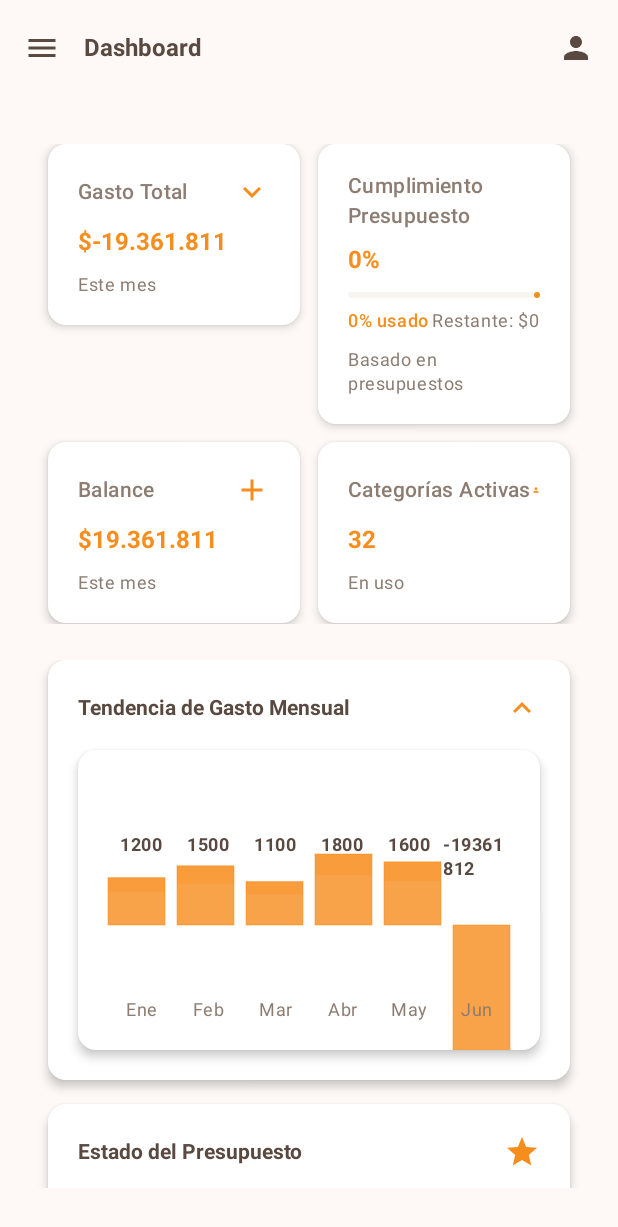
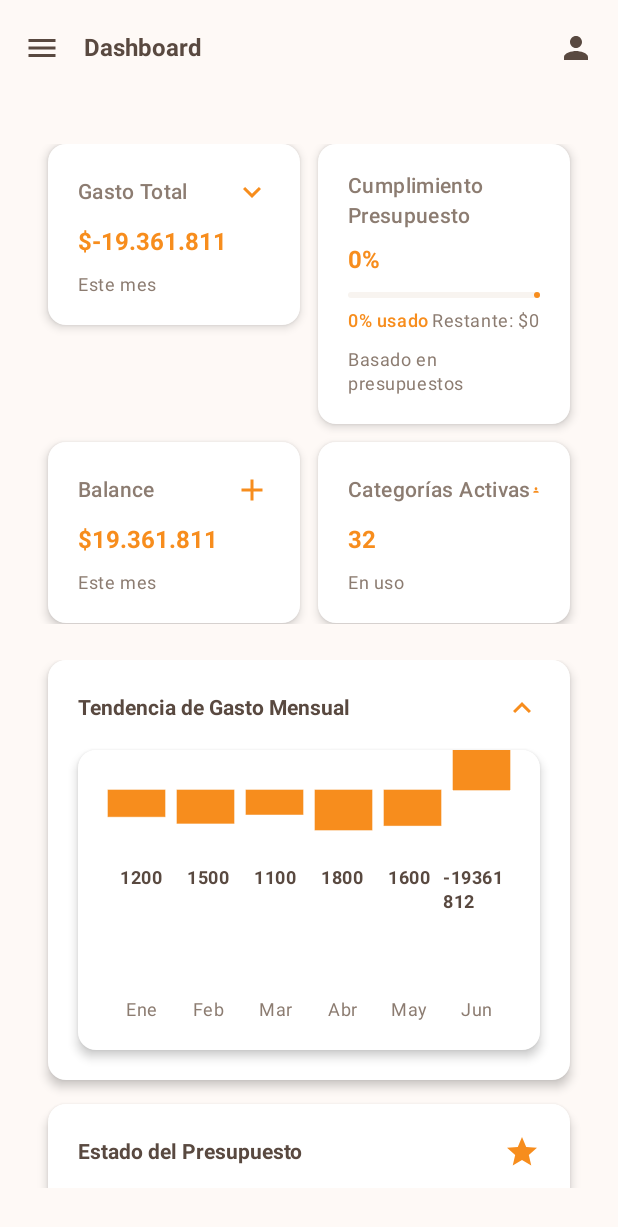
Before and after one commit to rcarcamoc/ControlFinanzas, an Android app built with Jetpack Compose: the screen it shows after launch (MainActivity), on a phone screen of 412 x 824 dp. Shown: the top 1227 px of the screen. Run offline under Robolectric (Android 15) with nearby library versions, the phone set to English and light mode, and no system bars; our stand-ins replace Dagger/Hilt's generated code, Room's generated code.

Commit message:
feat: Mejorar gráficos y visualizaciones - Refactorizar BarChart desde cero para corregir errores de compilación - Mejorar interactividad y estilo visual del BarChart - Crear componente ProgressBar específico para presupuestos - Proyecto compila e instala correctamente

```diff
--- a/app/src/main/java/com/aranthalion/controlfinanzas/presentation/components/BarChart.kt
+++ b/app/src/main/java/com/aranthalion/controlfinanzas/presentation/components/BarChart.kt
@@ -11,7 +11,6 @@ import androidx.compose.ui.Modifier
 import androidx.compose.ui.geometry.Offset
 import androidx.compose.ui.geometry.Size
 import androidx.compose.ui.graphics.Color
-import androidx.compose.ui.graphics.drawscope.DrawScope
 import androidx.compose.ui.text.font.FontWeight
 import androidx.compose.ui.text.style.TextAlign
 import androidx.compose.ui.unit.dp
@@ -60,18 +59,14 @@ fun BarChart(
                 .height(320.dp)
                 .padding(20.dp)
         ) {
-            // Título y leyenda
-            Row(
-                modifier = Modifier.fillMaxWidth(),
-                horizontalArrangement = Arrangement.SpaceBetween,
-                verticalAlignment = Alignment.CenterVertically
-            ) {
+            // Título
             title?.let {
                 Text(
                     text = it,
                     style = MaterialTheme.typography.titleLarge,
                     fontWeight = FontWeight.Bold,
-                        color = MaterialTheme.colorScheme.onSurface
+                    color = MaterialTheme.colorScheme.onSurface,
+                    modifier = Modifier.padding(bottom = 16.dp)
                 )
             }
 
@@ -79,7 +74,8 @@ fun BarChart(
             if (showBudget) {
                 Row(
                     horizontalArrangement = Arrangement.spacedBy(16.dp),
-                        verticalAlignment = Alignment.CenterVertically
+                    verticalAlignment = Alignment.CenterVertically,
+                    modifier = Modifier.padding(bottom = 16.dp)
                 ) {
                     Row(
                         verticalAlignment = Alignment.CenterVertically
@@ -119,9 +115,6 @@ fun BarChart(
                     }
                 }
             }
-            }
-
-            Spacer(modifier = Modifier.height(16.dp))
 
             // Gráfico
             Box(
@@ -148,12 +141,10 @@ fun BarChart(
 
                             val budgetY = size.height - budgetHeight - 20f
 
-                            // Barra de fondo con gradiente
-                            drawBarWithGradient(
+                            drawRect(
                                 color = Color.Gray.copy(alpha = 0.3f),
                                 topLeft = Offset(x, budgetY),
-                                size = Size(barWidth, budgetHeight),
-                                isBudget = true
+                                size = Size(barWidth, budgetHeight)
                             )
                         }
 
@@ -164,13 +155,20 @@ fun BarChart(
 
                         val y = size.height - barHeight - 20f
 
-                        // Barra de gasto con gradiente
-                        drawBarWithGradient(
+                        drawRect(
                             color = barData.color,
                             topLeft = Offset(x, y),
+                            size = Size(barWidth, barHeight)
+                        )
+
+                        // Borde
+                        drawRect(
+                            color = barData.color.copy(alpha = 0.6f),
+                            topLeft = Offset(x, y),
                             size = Size(barWidth, barHeight),
-                            isBudget = false
+                            style = androidx.compose.ui.graphics.drawscope.Stroke(width = 1f)
                         )
+                    }
                 }
             }
 
@@ -179,10 +177,10 @@ fun BarChart(
                 Row(
                     modifier = Modifier
                         .fillMaxWidth()
-                            .padding(bottom = 50.dp, top = 20.dp),
+                        .padding(bottom = 50.dp),
                     horizontalArrangement = Arrangement.SpaceEvenly
                 ) {
-                        data.forEach { barData ->
+                    data.forEachIndexed { index, barData ->
                         val percentage = if (showBudget && barData.budgetValue != null && barData.budgetValue > 0) {
                             (barData.value / barData.budgetValue * 100).toInt()
                         } else null
@@ -232,7 +230,6 @@ fun BarChart(
             Row(
                 modifier = Modifier
                     .fillMaxWidth()
-                        .align(Alignment.BottomCenter)
                     .padding(top = 8.dp),
                 horizontalArrangement = Arrangement.SpaceEvenly
             ) {
@@ -250,37 +247,3 @@ fun BarChart(
         }
     }
 }
-}
-
-private fun DrawScope.drawBarWithGradient(
-    color: Color,
-    topLeft: Offset,
-    size: Size,
-    isBudget: Boolean
-) {
-    val alpha = if (isBudget) 0.3f else 0.8f
-
-    // Barra principal
-    drawRect(
-        color = color.copy(alpha = alpha),
-        topLeft = topLeft,
-        size = size
-    )
-
-    // Efecto de gradiente (simulado con una barra más clara en la parte superior)
-    if (!isBudget) {
-        drawRect(
-            color = color.copy(alpha = 0.3f),
-            topLeft = topLeft,
-            size = Size(size.width, size.height * 0.3f)
-        )
-    }
-
-    // Borde
-    drawRect(
-        color = color.copy(alpha = 0.5f),
-        topLeft = topLeft,
-        size = size,
-        style = androidx.compose.ui.graphics.drawscope.Stroke(width = 1f)
-    )
-}
```
Also changed, not shown: app/src/main/java/com/aranthalion/controlfinanzas/presentation/components/ProgressBar.kt (added, +174 -0 lines). Lines whose indentation alone changed are shown as unchanged.
